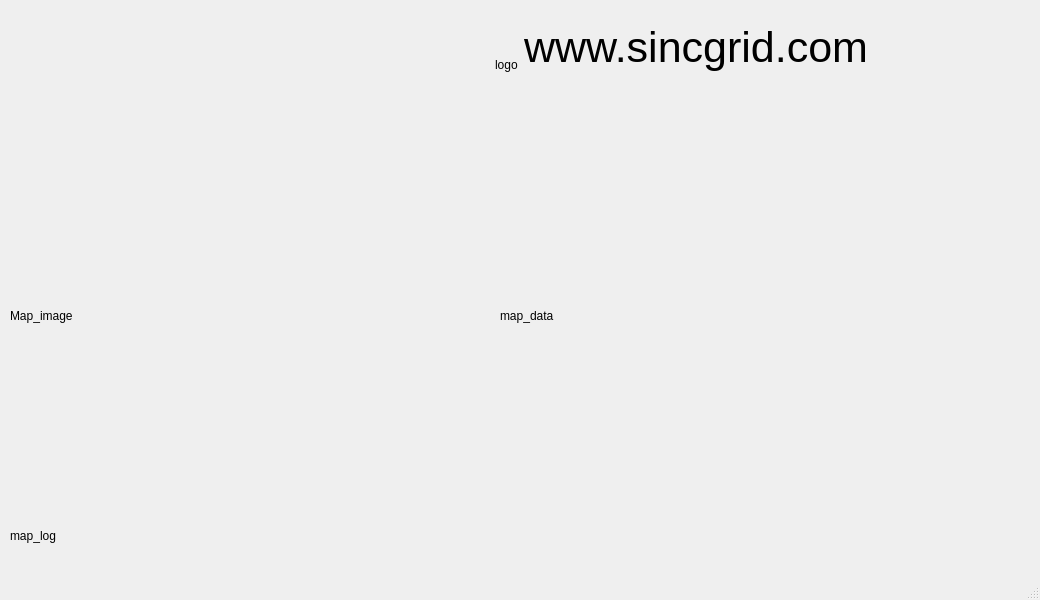
First picture: the form in map.ui, repository SincGrid/Electronic_map_of_india, before the edit.
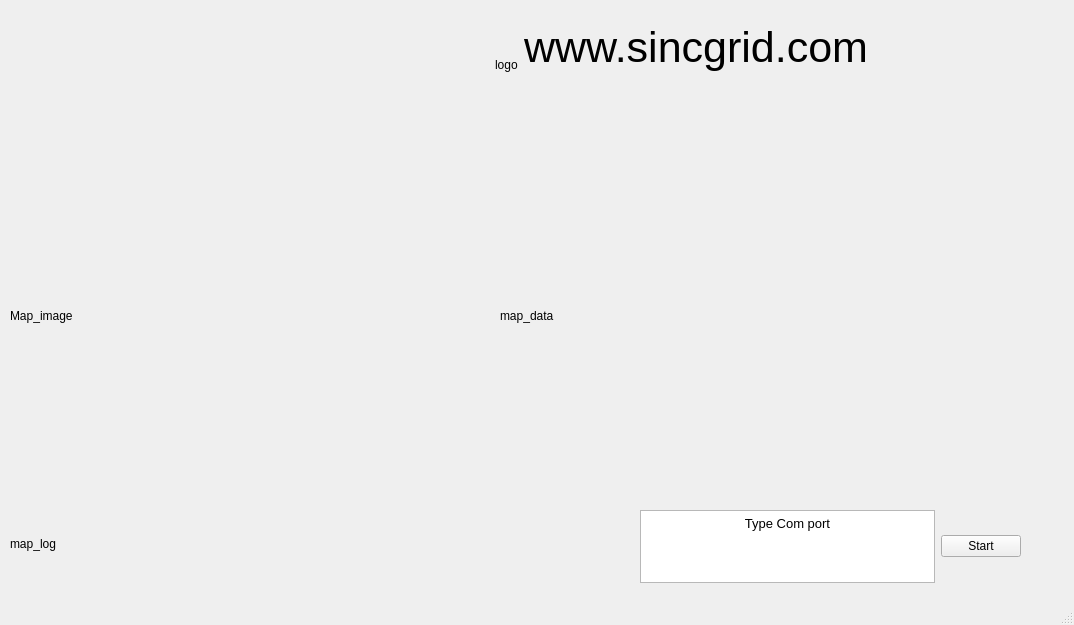
Second picture: the form after the edit.

Diff of the .ui file:
```diff
--- a/map.ui
+++ b/map.ui
@@ -6,8 +6,8 @@
    <rect>
     <x>0</x>
     <y>0</y>
-    <width>1040</width>
-    <height>600</height>
+    <width>1074</width>
+    <height>625</height>
    </rect>
   </property>
   <property name="windowTitle">
@@ -93,20 +93,55 @@
      <rect>
       <x>10</x>
       <y>510</y>
-      <width>1011</width>
-      <height>51</height>
+      <width>621</width>
+      <height>71</height>
      </rect>
     </property>
-    <layout class="QVBoxLayout" name="verticalLayout_2_log">
+    <layout class="QVBoxLayout" name="verticalLayout_2_log"/>
+   </widget>
+   <widget class="QWidget" name="horizontalLayoutWidget_4">
+    <property name="geometry">
+     <rect>
+      <x>640</x>
+      <y>510</y>
+      <width>381</width>
+      <height>73</height>
+     </rect>
+    </property>
+    <layout class="QHBoxLayout" name="horizontalLayout_2">
      <item>
-      <widget class="QLabel" name="map_log">
+      <widget class="QTextEdit" name="SelectCom">
+       <property name="html">
+        <string>&lt;!DOCTYPE HTML PUBLIC &quot;-//W3C//DTD HTML 4.0//EN&quot; &quot;http://www.w3.org/TR/REC-html40/strict.dtd&quot;&gt;
+&lt;html&gt;&lt;head&gt;&lt;meta name=&quot;qrichtext&quot; content=&quot;1&quot; /&gt;&lt;style type=&quot;text/css&quot;&gt;
+p, li { white-space: pre-wrap; }
+&lt;/style&gt;&lt;/head&gt;&lt;body style=&quot; font-family:'MS Shell Dlg 2'; font-size:7.5pt; font-weight:400; font-style:normal;&quot;&gt;
+&lt;p align=&quot;center&quot; style=&quot; margin-top:0px; margin-bottom:0px; margin-left:0px; margin-right:0px; -qt-block-indent:0; text-indent:0px;&quot;&gt;&lt;span style=&quot; font-size:16pt; vertical-align:super;&quot;&gt;Type Com port&lt;/span&gt;&lt;/p&gt;&lt;/body&gt;&lt;/html&gt;</string>
+       </property>
+      </widget>
+     </item>
+     <item>
+      <widget class="QPushButton" name="pushButton">
        <property name="text">
-        <string>map_log</string>
+        <string>Start</string>
        </property>
       </widget>
      </item>
     </layout>
    </widget>
+   <widget class="QLabel" name="map_log">
+    <property name="geometry">
+     <rect>
+      <x>10</x>
+      <y>508</y>
+      <width>619</width>
+      <height>71</height>
+     </rect>
+    </property>
+    <property name="text">
+     <string>map_log</string>
+    </property>
+   </widget>
   </widget>
   <widget class="QStatusBar" name="statusbar"/>
  </widget>
```
